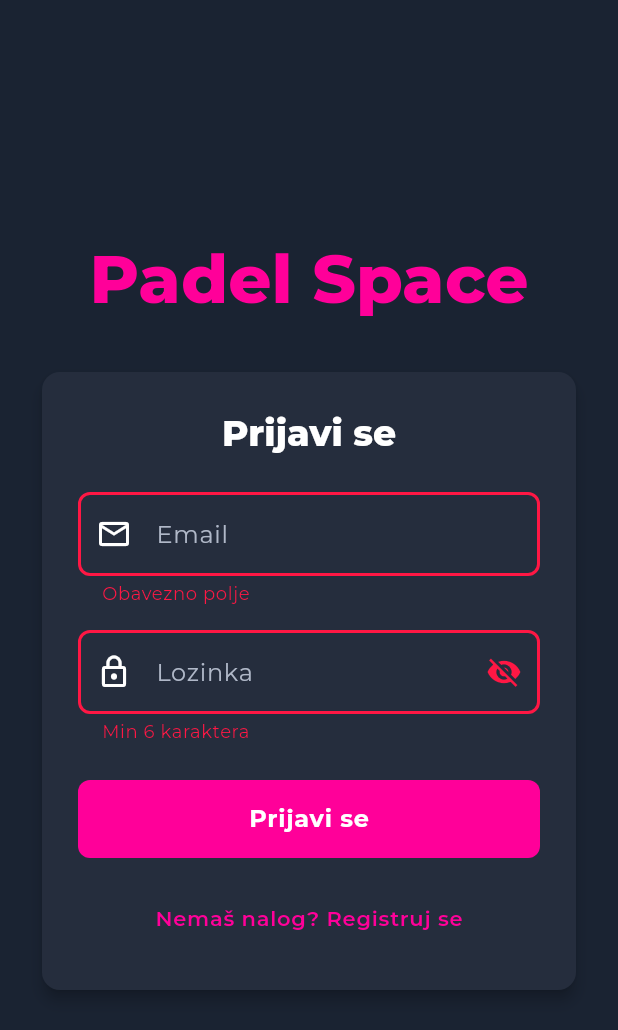
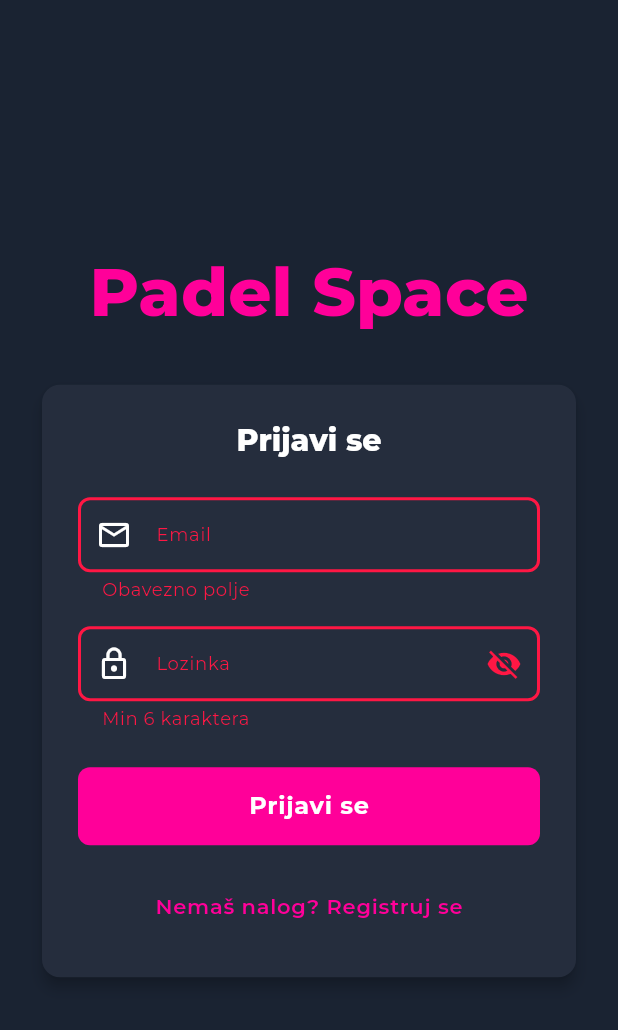
Before and after one commit to tasla29/padelica, a Flutter app: the screen it shows after launch, after a tap on "Prijavi se", on a phone screen of 412 x 824 dp. Shown: the top 1030 px of the screen. Run offline on Flutter 3.47's test engine with Material 3 defaults, Android fonts, the phone set to English and light mode, and no system bars; our stand-ins replace flutter_map, flutter_riverpod, google_fonts, intl_phone_number_input, latlong2, supabase_flutter; missing offline and left inert: flutter_confetti; accounts and stored records are empty.

Commit message:
Auth: Bug fixes

```diff
--- a/rez_padel/lib/core/widgets/phone_input_widget.dart
+++ b/rez_padel/lib/core/widgets/phone_input_widget.dart
@@ -21,7 +21,7 @@ class PhoneInputWidget extends StatelessWidget {
   Widget build(BuildContext context) {
     // Consistent text style for both country code and phone number
     final textStyle = GoogleFonts.montserrat(
-      fontSize: 16,
+      fontSize: 12,
       fontWeight: FontWeight.w500,
       color: Colors.white,
     );
@@ -52,7 +52,7 @@ class PhoneInputWidget extends StatelessWidget {
         disabledBorder: InputBorder.none,
         hintText: hintText ?? 'Broj telefona',
         hintStyle: GoogleFonts.montserrat(
-          fontSize: 16,
+          fontSize: 12,
           fontWeight: FontWeight.w400,
           color: Colors.white54,
         ),
--- a/rez_padel/lib/features/auth/data/auth_repository.dart
+++ b/rez_padel/lib/features/auth/data/auth_repository.dart
@@ -27,7 +27,6 @@ class AuthRepository {
     required String lastName,
     required String phone,
   }) async {
-    // Pass user metadata so the DB Trigger can create the profile
     return await _supabase.auth.signUp(
       email: email,
       password: password,
@@ -45,19 +44,70 @@ class AuthRepository {
 
   Future<UserModel?> getCurrentUser() async {
     final user = _supabase.auth.currentUser;
-    if (user == null) return null;
+    if (user == null) {
+      print('📍 AuthRepository: No current user');
+      return null;
+    }
+
+    print('📍 AuthRepository: Found auth user ${user.id}, fetching profile...');
 
     try {
-      final profile = await _supabase
-          .from('users')
-          .select()
-          .eq('id', user.id)
-          .single();
+      // Try fetching profile with timeout and retry logic
+      final profile = await _fetchProfileWithRetry(user.id, maxAttempts: 3);
 
+      if (profile == null) {
+        print('⚠️ AuthRepository: Profile not found after retries');
+        return null;
+      }
+
+      print('✅ AuthRepository: Profile fetched successfully');
       return UserModel.fromSupabase(user, profile);
     } catch (e) {
-      // If profile doesn't exist yet or fetch fails
+      print('❌ AuthRepository: Error fetching profile - $e');
       return null;
     }
   }
+
+  Future<Map<String, dynamic>?> _fetchProfileWithRetry(
+    String userId, {
+    int maxAttempts = 3,
+  }) async {
+    for (int attempt = 1; attempt <= maxAttempts; attempt++) {
+      try {
+        print('📍 Attempt $attempt/$maxAttempts to fetch profile...');
+
+        final response = await _supabase
+            .from('users')
+            .select()
+            .eq('id', userId)
+            .maybeSingle() // Use maybeSingle instead of single to avoid exception on empty result
+            .timeout(
+              const Duration(seconds: 5),
+              onTimeout: () {
+                print('⏰ Profile fetch timeout on attempt $attempt');
+                return null;
+              },
+            );
+
+        if (response != null) {
+          return response as Map<String, dynamic>;
+        }
+
+        // If profile doesn't exist yet, wait before retrying
+        if (attempt < maxAttempts) {
+          print('⏳ Profile not found, waiting before retry...');
+          await Future.delayed(Duration(milliseconds: 500 * attempt));
+        }
+      } catch (e) {
+        print('❌ Error on attempt $attempt: $e');
+        if (attempt < maxAttempts) {
+          await Future.delayed(Duration(milliseconds: 500 * attempt));
+        } else {
+          rethrow;
+        }
+      }
+    }
+
+    return null;
+  }
 }
--- a/rez_padel/lib/features/auth/presentation/auth_controller.dart
+++ b/rez_padel/lib/features/auth/presentation/auth_controller.dart
@@ -9,20 +9,29 @@ final authControllerProvider = AsyncNotifierProvider<AuthController, UserModel?>
 });
 
 class AuthController extends AsyncNotifier<UserModel?> {
+  StreamSubscription<AuthState>? _authSubscription;
+
   @override
   FutureOr<UserModel?> build() async {
     final repository = ref.watch(authRepositoryProvider);
 
-    // Listen to auth state changes
-    final sub = repository.onAuthStateChange.listen((data) {
+    // Set up auth state listener only once
+    _authSubscription ??= repository.onAuthStateChange.listen((data) {
       final AuthChangeEvent event = data.event;
-      if (event == AuthChangeEvent.signedIn || event == AuthChangeEvent.signedOut) {
-        ref.invalidateSelf();
+      if (event == AuthChangeEvent.signedIn ||
+          event == AuthChangeEvent.tokenRefreshed) {
+        // Only refresh if we're not already loading
+        if (!state.isLoading) {
+          ref.invalidateSelf();
+        }
+      } else if (event == AuthChangeEvent.signedOut) {
+        state = const AsyncValue.data(null);
       }
     });
 
     ref.onDispose(() {
-      sub.cancel();
+      _authSubscription?.cancel();
+      _authSubscription = null;
     });
 
     return await repository.getCurrentUser();
@@ -32,8 +41,10 @@ class AuthController extends AsyncNotifier<UserModel?> {
     state = const AsyncValue.loading();
     state = await AsyncValue.guard(() async {
       await ref.read(authRepositoryProvider).signInWithEmailAndPassword(email, password);
-      return await ref.read(authRepositoryProvider).getCurrentUser();
+      final user = await ref.read(authRepositoryProvider).getCurrentUser();
+      return user;
     });
+    // Don't call ref.invalidateSelf() here - the listener will handle it
   }
 
   Future<void> signUp({
@@ -52,8 +63,10 @@ class AuthController extends AsyncNotifier<UserModel?> {
         lastName: lastName,
         phone: phone,
       );
-      return await ref.read(authRepositoryProvider).getCurrentUser();
+      final user = await ref.read(authRepositoryProvider).getCurrentUser();
+      return user;
     });
+    // Don't call ref.invalidateSelf() here - the listener will handle it
   }
 
   Future<void> signOut() async {
@@ -62,5 +75,6 @@ class AuthController extends AsyncNotifier<UserModel?> {
       await ref.read(authRepositoryProvider).signOut();
       return null;
     });
+    // Don't call ref.invalidateSelf() here - the listener will handle it
   }
 }
--- a/rez_padel/lib/features/auth/presentation/auth_gate.dart
+++ b/rez_padel/lib/features/auth/presentation/auth_gate.dart
@@ -5,38 +5,90 @@ import 'auth_screen.dart';
 import '../../home/presentation/home_screen.dart';
 import '../../../core/theme/app_colors.dart';
 
-class AuthGate extends ConsumerWidget {
+class AuthGate extends ConsumerStatefulWidget {
   const AuthGate({super.key});
 
   @override
-  Widget build(BuildContext context, WidgetRef ref) {
+  ConsumerState<AuthGate> createState() => _AuthGateState();
+}
+
+class _AuthGateState extends ConsumerState<AuthGate> {
+  @override
+  void initState() {
+    super.initState();
+    // Add a timeout failsafe - if loading takes too long, force a refresh
+    Future.delayed(const Duration(seconds: 5), () {
+      if (mounted) {
+        final authState = ref.read(authControllerProvider);
+        if (authState.isLoading) {
+          debugPrint('⚠️ AuthGate: Loading timeout - forcing refresh');
+          ref.invalidate(authControllerProvider);
+        }
+      }
+    });
+  }
+
+  @override
+  Widget build(BuildContext context) {
     final authState = ref.watch(authControllerProvider);
 
     return authState.when(
       data: (user) {
+        debugPrint('✅ AuthGate: User state - ${user != null ? "Logged in" : "Logged out"}');
         if (user != null) {
           return const HomeScreen();
         } else {
           return const AuthScreen();
         }
       },
-      loading: () => const Scaffold(
+      loading: () {
+        debugPrint('⏳ AuthGate: Loading...');
+        return const Scaffold(
           backgroundColor: AppColors.deepNavy,
           body: Center(
             child: CircularProgressIndicator(
               color: AppColors.hotPink,
             ),
           ),
-      ),
-      error: (error, stack) => Scaffold(
+        );
+      },
+      error: (error, stack) {
+        debugPrint('❌ AuthGate: Error - $error');
+        return Scaffold(
           backgroundColor: AppColors.deepNavy,
           body: Center(
-          child: Text(
-            'Greška: $error',
-            style: const TextStyle(color: AppColors.error),
+            child: Column(
+              mainAxisAlignment: MainAxisAlignment.center,
+              children: [
+                Text(
+                  'Greška pri učitavanju',
+                  style: const TextStyle(
+                    color: AppColors.error,
+                    fontSize: 18,
+                    fontWeight: FontWeight.bold,
                   ),
+                ),
+                const SizedBox(height: 16),
+                Text(
+                  error.toString(),
+                  style: const TextStyle(color: Colors.white70),
+                  textAlign: TextAlign.center,
+                ),
+                const SizedBox(height: 24),
+                ElevatedButton(
+                  onPressed: () {
+                    ref.invalidate(authControllerProvider);
+                  },
+                  style: ElevatedButton.styleFrom(
+                    backgroundColor: AppColors.hotPink,
+                  ),
+                  child: const Text('Pokušaj ponovo'),
+                ),
+              ],
             ),
           ),
         );
+      },
+    );
   }
 }
--- a/rez_padel/lib/features/auth/presentation/auth_screen.dart
+++ b/rez_padel/lib/features/auth/presentation/auth_screen.dart
@@ -1,5 +1,6 @@
 import 'package:flutter/material.dart';
 import 'package:flutter_riverpod/flutter_riverpod.dart';
+import 'package:google_fonts/google_fonts.dart';
 import '../../../core/constants/app_constants.dart';
 import '../../../core/widgets/split_phone_input_widget.dart';
 import 'auth_controller.dart';
@@ -111,7 +112,9 @@ class _AuthScreenState extends ConsumerState<AuthScreen> {
                       children: [
                         Text(
                           _isLogin ? 'Prijavi se' : 'Registruj se',
-                          style: Theme.of(context).textTheme.headlineSmall,
+                          style: Theme.of(context).textTheme.headlineSmall?.copyWith(
+                                fontSize: 20,
+                              ),
                           textAlign: TextAlign.center,
                         ),
                         const SizedBox(height: 24),
@@ -122,9 +125,12 @@ class _AuthScreenState extends ConsumerState<AuthScreen> {
                               Expanded(
                                 child: TextFormField(
                                   controller: _firstNameController,
-                                  decoration: const InputDecoration(
+                                  style: GoogleFonts.montserrat(fontSize: 12),
+                                  decoration: InputDecoration(
                                     labelText: 'Ime',
-                                    prefixIcon: Icon(Icons.person_outline),
+                                    prefixIcon: const Icon(Icons.person_outline),
+                                    labelStyle: GoogleFonts.montserrat(fontSize: 12),
+                                    hintStyle: GoogleFonts.montserrat(fontSize: 12),
                                   ),
                                   validator: (value) =>
                                       value?.isEmpty ?? true ? 'Obavezno polje' : null,
@@ -134,9 +140,12 @@ class _AuthScreenState extends ConsumerState<AuthScreen> {
                               Expanded(
                                 child: TextFormField(
                                   controller: _lastNameController,
-                                  decoration: const InputDecoration(
+                                  style: GoogleFonts.montserrat(fontSize: 12),
+                                  decoration: InputDecoration(
                                     labelText: 'Prezime',
-                                    prefixIcon: Icon(Icons.person_outline),
+                                    prefixIcon: const Icon(Icons.person_outline),
+                                    labelStyle: GoogleFonts.montserrat(fontSize: 12),
+                                    hintStyle: GoogleFonts.montserrat(fontSize: 12),
                                   ),
                                   validator: (value) =>
                                       value?.isEmpty ?? true ? 'Obavezno polje' : null,
@@ -166,9 +175,12 @@ class _AuthScreenState extends ConsumerState<AuthScreen> {
 
                         TextFormField(
                           controller: _emailController,
-                          decoration: const InputDecoration(
+                          style: GoogleFonts.montserrat(fontSize: 12),
+                          decoration: InputDecoration(
                             labelText: 'Email',
-                            prefixIcon: Icon(Icons.email_outlined),
+                            prefixIcon: const Icon(Icons.email_outlined),
+                            labelStyle: GoogleFonts.montserrat(fontSize: 12),
+                            hintStyle: GoogleFonts.montserrat(fontSize: 12),
                           ),
                           keyboardType: TextInputType.emailAddress,
                           validator: (value) =>
@@ -177,8 +189,11 @@ class _AuthScreenState extends ConsumerState<AuthScreen> {
                         const SizedBox(height: 16),
                         TextFormField(
                           controller: _passwordController,
+                          style: GoogleFonts.montserrat(fontSize: 12),
                           decoration: InputDecoration(
                             labelText: 'Lozinka',
+                            labelStyle: GoogleFonts.montserrat(fontSize: 12),
+                            hintStyle: GoogleFonts.montserrat(fontSize: 12),
                             prefixIcon: const Icon(Icons.lock_outline),
                             suffixIcon: IconButton(
                               icon: Icon(
@@ -203,8 +218,11 @@ class _AuthScreenState extends ConsumerState<AuthScreen> {
                           const SizedBox(height: 16),
                           TextFormField(
                             controller: _confirmPasswordController,
+                            style: GoogleFonts.montserrat(fontSize: 12),
                             decoration: InputDecoration(
                               labelText: 'Potvrdi lozinku',
+                              labelStyle: GoogleFonts.montserrat(fontSize: 12),
+                              hintStyle: GoogleFonts.montserrat(fontSize: 12),
                               prefixIcon: const Icon(Icons.lock_outline),
                               suffixIcon: IconButton(
                                 icon: Icon(
--- a/rez_padel/lib/features/bookings/bookings_screen.dart
+++ b/rez_padel/lib/features/bookings/bookings_screen.dart
@@ -525,7 +525,7 @@ class _BookingsScreenState extends ConsumerState<BookingsScreen> {
     // Show loading state if any data is loading
     if (courtsAsync.isLoading || centerSettingsAsync.isLoading) {
       return Scaffold(
-        backgroundColor: AppColors.hotPink,
+        backgroundColor: AppColors.deepNavy,
         appBar: _buildAppBar(),
         body: const Center(
           child: CircularProgressIndicator(
```
Also changed, not shown: rez_padel/lib/core/widgets/split_phone_input_widget.dart (+12 -18 lines), rez_padel/lib/features/profile/presentation/profile_screen.dart (+19 -2 lines). Lines whose indentation alone changed are shown as unchanged.
